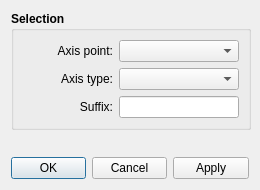
Above: src/libs/vtools/dialogs/tools/dialogmirrorbyaxis.ui from FashionFreedom/Seamly2D before the change. Below: the same form after it.
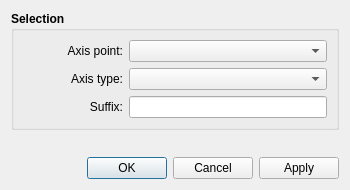
That is the form after the change.

```diff
--- a/src/libs/vtools/dialogs/tools/dialogmirrorbyaxis.ui
+++ b/src/libs/vtools/dialogs/tools/dialogmirrorbyaxis.ui
@@ -6,7 +6,7 @@
    <rect>
     <x>0</x>
     <y>0</y>
-    <width>260</width>
+    <width>350</width>
     <height>190</height>
    </rect>
   </property>
@@ -53,7 +53,7 @@
          <widget class="QLabel" name="originPoint_Label">
           <property name="minimumSize">
            <size>
-            <width>90</width>
+            <width>100</width>
             <height>0</height>
            </size>
           </property>
@@ -91,7 +91,7 @@
          <widget class="QLabel" name="suffix_Label">
           <property name="minimumSize">
            <size>
-            <width>90</width>
+            <width>100</width>
             <height>0</height>
            </size>
           </property>
@@ -129,7 +129,7 @@
          <widget class="QLabel" name="axisType_Label">
           <property name="minimumSize">
            <size>
-            <width>90</width>
+            <width>100</width>
             <height>0</height>
            </size>
           </property>
```
